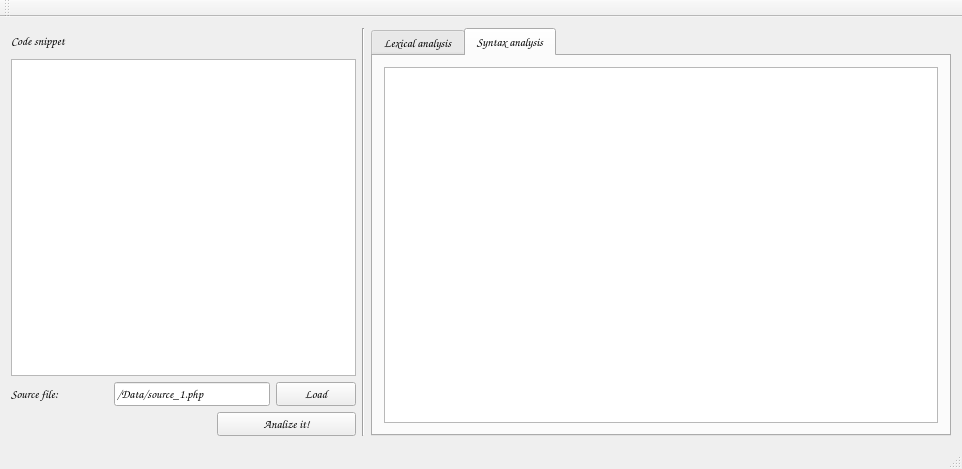
This is php-interpreter/client/forms/mainwindow.ui in CDovgal/lexical-analyzer-php as Qt 5 draws it before an edit. The edited form follows.
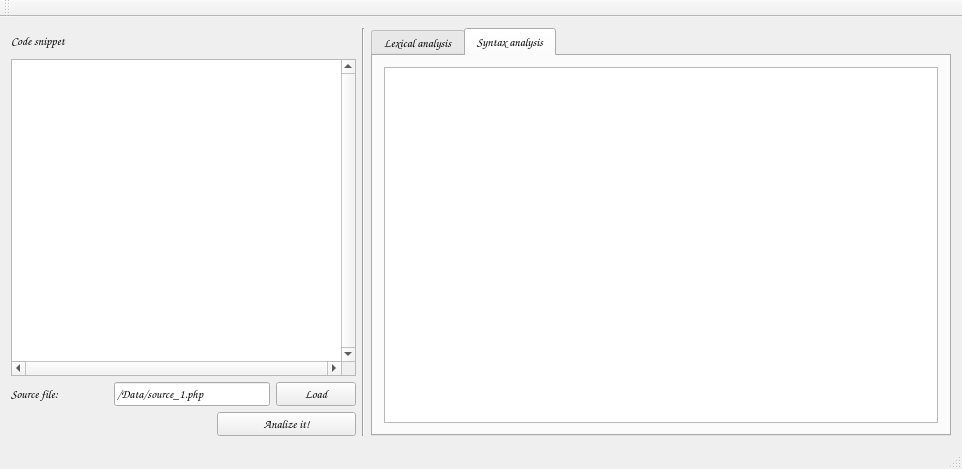
This is the edited form.

Commit message: ok, it's working;

Patch:
```diff
--- a/php-interpreter/client/forms/mainwindow.ui
+++ b/php-interpreter/client/forms/mainwindow.ui
@@ -44,11 +44,22 @@
             <pointsize>10</pointsize>
            </font>
           </property>
+          <property name="mouseTracking">
+           <bool>true</bool>
+          </property>
+          <property name="verticalScrollBarPolicy">
+           <enum>Qt::ScrollBarAlwaysOn</enum>
+          </property>
+          <property name="horizontalScrollBarPolicy">
+           <enum>Qt::ScrollBarAlwaysOn</enum>
+          </property>
           <property name="plainText">
            <string>&lt;?php
-function abc()
+
+$var = 1;
+function increment($var)
 {
-$a = 2;
+return $var + 1;
 }
 ?&gt;</string>
           </property>
```
The commit also changes 2 other files.
